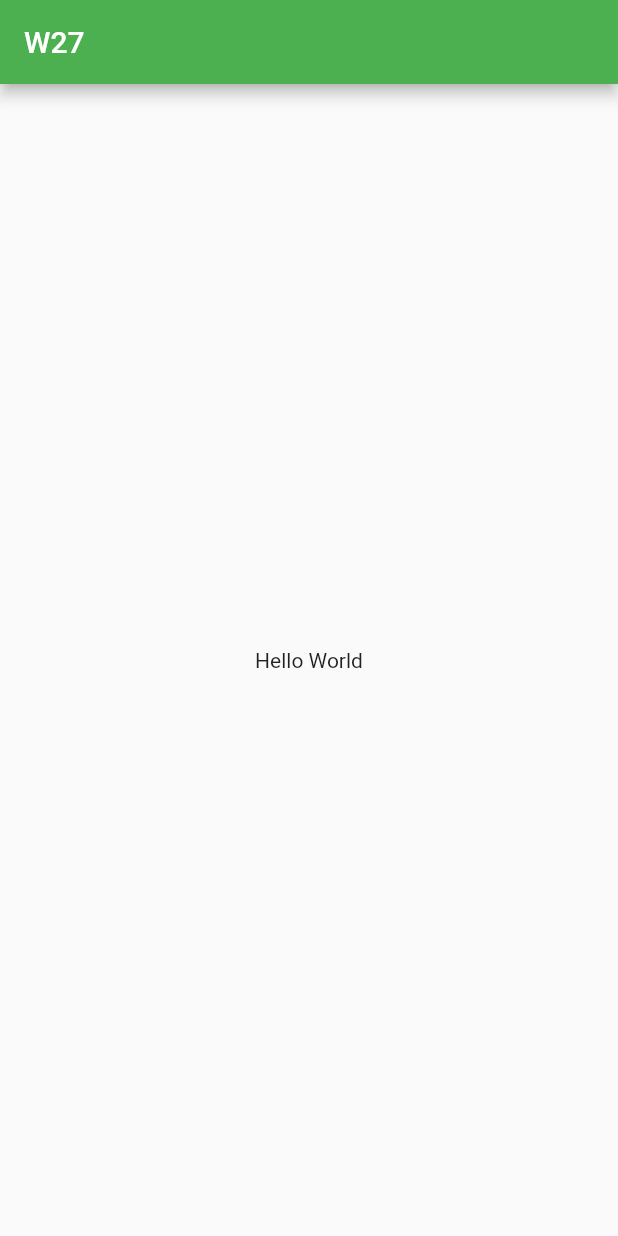
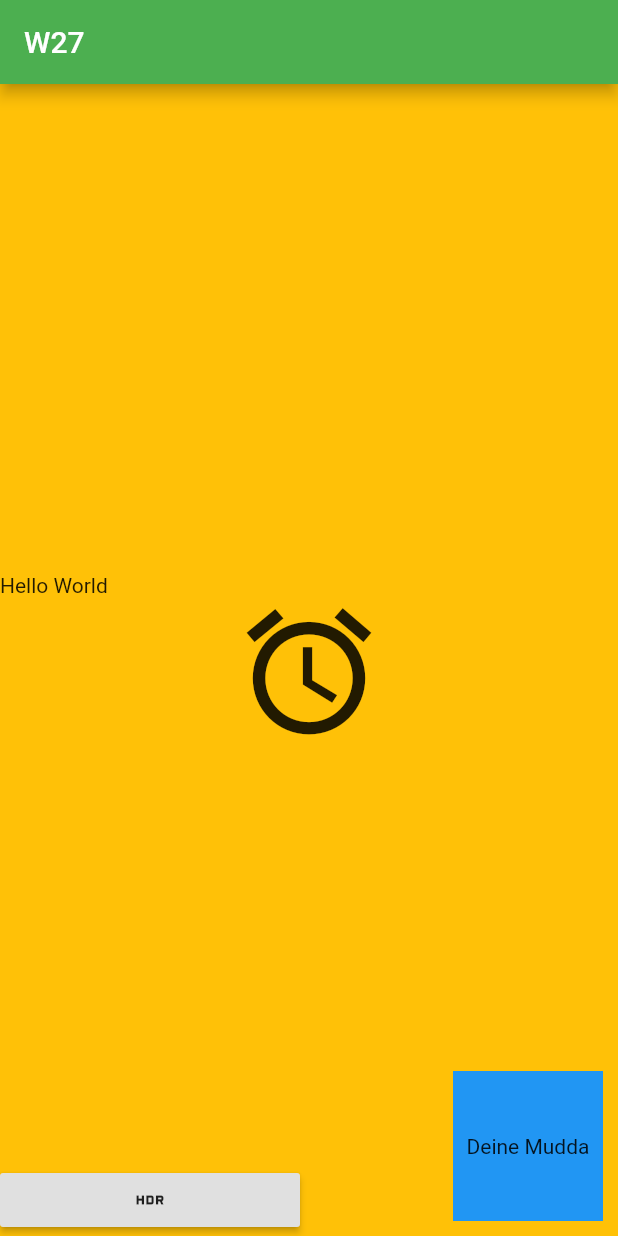
Before and after one commit to mapionapp/app, a Flutter app: the screen it shows after launch, on a phone screen of 412 x 824 dp. Run offline on Flutter 3.47's test engine with Material 2 defaults, Android fonts, the phone set to English and light mode, and no system bars.

Commit message:
crashkurs: components and events

```diff
--- /dev/null
+++ b/lib/components/popup.dart
@@ -0,0 +1,13 @@
+import 'package:flutter/material.dart';
+
+class Popup extends StatelessWidget {
+  @override
+  Widget build(BuildContext context) {
+    return Container(
+      height: 56,
+      width: 81,
+      color: Colors.greenAccent,
+      child: Icon(Icons.delete),
+    );
+  }
+}
--- a/lib/routes/home.dart
+++ b/lib/routes/home.dart
@@ -1,4 +1,5 @@
 import 'package:flutter/material.dart';
+import 'package:w27/components/popup.dart';
 import 'package:w27/language/language.dart';
 
 class Home extends StatefulWidget {
@@ -14,9 +15,43 @@ class _HomeState extends State<Home> {
         backgroundColor: Colors.green,
         title: Text('W27'),
       ),
-      body: Center(
-        child: Text(t('hello')),
-      ),
+      body: Stack(
+        children: [
+          Container(
+            color: Colors.amber,
+            child: Column(
+              mainAxisAlignment: MainAxisAlignment.center,
+              crossAxisAlignment: CrossAxisAlignment.stretch,
+              children: [
+                Text(t('hello')),
+                Icon(Icons.access_alarms, size: 100)
+              ],
+            ),
+          ),
+          Positioned(
+            bottom: 10,
+            right: 10,
+            child: Container(
+              color: Colors.blue,
+              width: 100,
+              height: 100,
+              child: Center(child: Text('Deine Mudda'))
+            ),
+          ),
+          Align(
+            alignment: Alignment.bottomLeft,
+            child: Container(
+              width: 200,
+              child: RaisedButton(
+                onPressed: () {
+                  print('Hello World');
+                },
+                child: Icon(Icons.hdr_on),
+              )
+            ),
+          )
+        ],
+      )
     );
   }
 }
```
